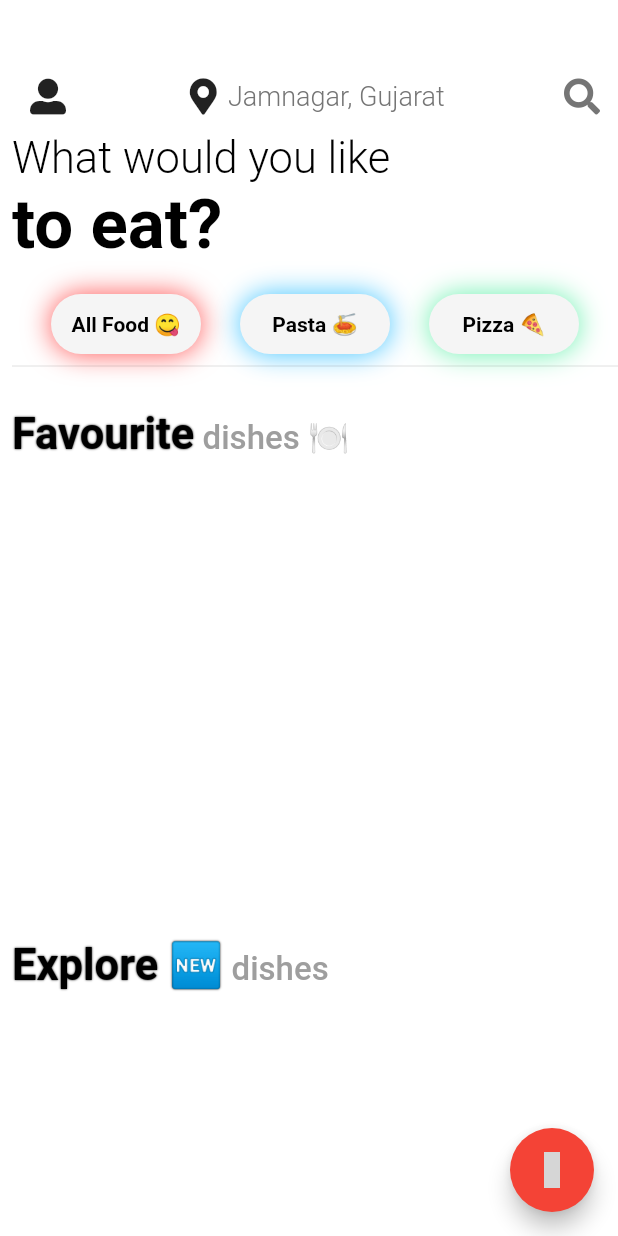
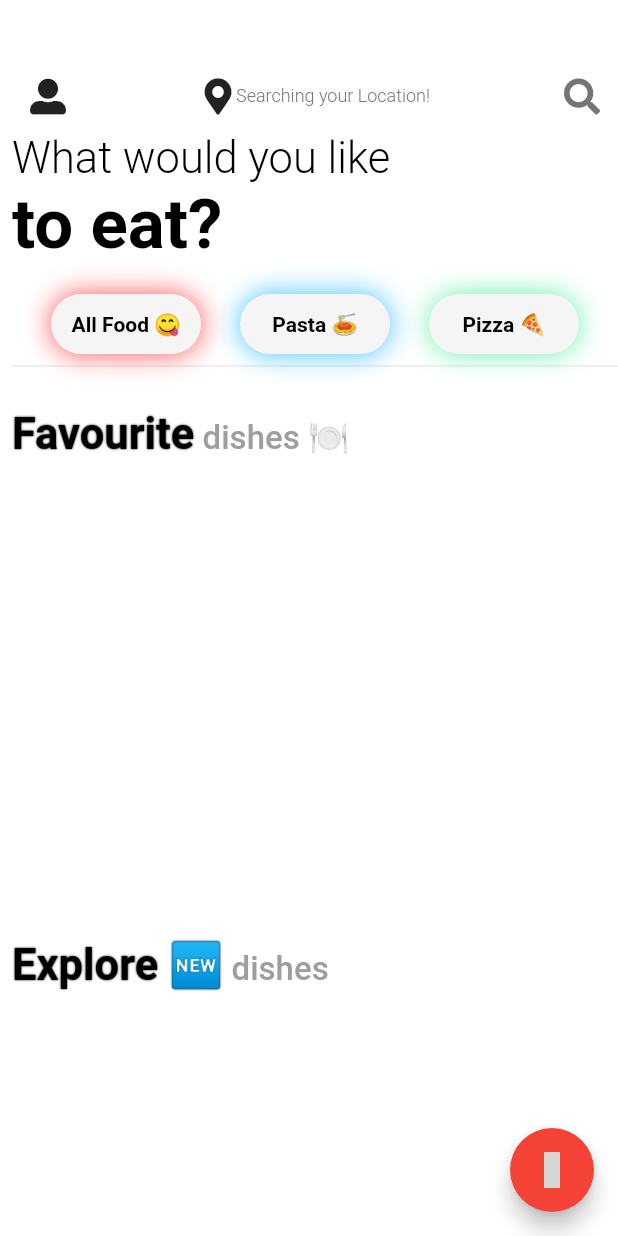
Before and after one commit to binarybeast01/Click-to-Eat, a Flutter app: the DetailsScreen screen opened directly with empty values, after a tap on an icon or button, on a phone screen of 412 x 824 dp. Run offline on Flutter 3.47's test engine with Material 2 defaults, Android fonts, the phone set to English and light mode, and no system bars; our stand-ins replace cloud_firestore, eva_icons_flutter, firebase_core, font_awesome_flutter, geolocator, lottie and 1 more; missing offline and left inert: geocoder; accounts and stored records are empty; network calls fail; grey boxes are pictures that could not be loaded.

Commit message:
Integrated google maps API and Updated UI with realtime location

```diff
--- a/lib/Helpers/Headers.dart
+++ b/lib/Helpers/Headers.dart
@@ -1,3 +1,4 @@
+import 'package:click_to_eat/Services/Maps.dart';
 import 'package:flutter/material.dart';
 import 'package:font_awesome_flutter/font_awesome_flutter.dart';
 
@@ -12,12 +13,17 @@ class Headers extends ChangeNotifier {
           Row(
             children: [
               Icon(FontAwesomeIcons.mapMarkerAlt),
-              Text(
-                " Jamnagar, Gujarat",
-                style: TextStyle(
-                  color: Colors.grey.shade600,
-                  fontSize: 18.0,
-                  fontWeight: FontWeight.w300,
+              Container(
+                constraints: BoxConstraints(
+                  maxWidth: 250.0
+                ),
+                child: Text(
+                  finalAddress,
+                  style: TextStyle(
+                    color: Colors.grey.shade600,
+                    fontSize: 12.0,
+                    fontWeight: FontWeight.w300,
+                  ),
                 ),
               ),
             ],
--- /dev/null
+++ b/lib/Services/Maps.dart
@@ -0,0 +1,19 @@
+import 'package:flutter/cupertino.dart';
+import 'package:geocoder/geocoder.dart' as geoCo;
+import 'package:geolocator/geolocator.dart';
+
+String finalAddress = "Searching your Location!";
+class GenrateMaps extends ChangeNotifier{
+  Position position;
+
+  Future getCurrentLocation() async{
+
+    var positionData = await GeolocatorPlatform.instance.getCurrentPosition();
+    final cords = geoCo.Coordinates(positionData.latitude, positionData.longitude);
+    var address = await geoCo.Geocoder.local.findAddressesFromCoordinates(cords);
+    String mainAddress = address.first.addressLine;
+    print(mainAddress);
+    finalAddress = mainAddress;
+  }
+
+}
--- a/lib/Views/HomePage.dart
+++ b/lib/Views/HomePage.dart
@@ -1,7 +1,9 @@
 import 'package:click_to_eat/Helpers/Footer.dart';
 import 'package:click_to_eat/Helpers/Headers.dart';
 import 'package:click_to_eat/Helpers/MiddleBody.dart';
+import 'package:click_to_eat/Services/Maps.dart';
 import 'package:flutter/material.dart';
+import 'package:provider/provider.dart';
 
 class HomePage extends StatefulWidget {
   @override
@@ -9,6 +11,13 @@ class HomePage extends StatefulWidget {
 }
 
 class _HomePageState extends State<HomePage> {
+
+  @override
+  void initState() {
+    Provider.of<GenrateMaps>(context,listen: false).getCurrentLocation();
+    super.initState();
+  }
+
   @override
   Widget build(BuildContext context) {
     return Scaffold(
--- a/lib/main.dart
+++ b/lib/main.dart
@@ -2,6 +2,7 @@ import 'package:click_to_eat/Helpers/Footer.dart';
 import 'package:click_to_eat/Helpers/Headers.dart';
 import 'package:click_to_eat/Helpers/MiddleBody.dart';
 import 'package:click_to_eat/Services/ManageData.dart';
+import 'package:click_to_eat/Services/Maps.dart';
 import 'package:click_to_eat/Views/HomePage.dart';
 import 'package:click_to_eat/Views/SplashScreen.dart';
 import 'package:firebase_core/firebase_core.dart';
@@ -24,6 +25,7 @@ class MyApp extends StatelessWidget {
         ChangeNotifierProvider.value(value: MiddleHelpers()),
         ChangeNotifierProvider.value(value: ManageData()),
         ChangeNotifierProvider.value(value: Footers()),
+        ChangeNotifierProvider.value(value: GenrateMaps()),
       ],
       child: MaterialApp(
         title: 'Click to Eat',
```
Also changed, not shown: 2 other files.
